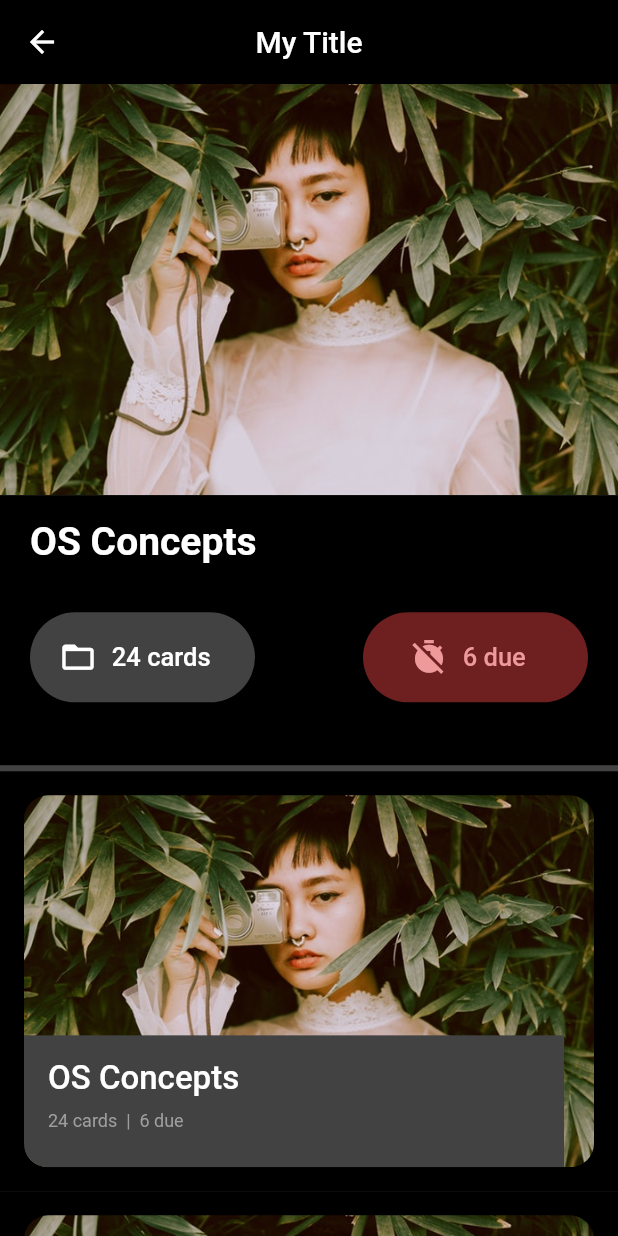
After one commit to victorhmacfer/retrieval_practice, a Flutter app: the screen it shows after launch, after a tap on "OS Concepts", on a phone screen of 412 x 824 dp. The commit adds this screen. Run offline on Flutter 3.47's test engine with Material 2 defaults, Android fonts, the phone set to English and light mode, and no system bars.

Commit message:
working on the deck info screen

```diff
--- a/lib/custom_widgets/deck.dart
+++ b/lib/custom_widgets/deck.dart
@@ -1,4 +1,5 @@
 import 'package:flutter/material.dart';
+import 'package:retrieval_practice/screens/deck_info_screen.dart';
 
 
 
@@ -8,7 +9,15 @@ class Deck extends StatelessWidget {
   @override
   Widget build(BuildContext context) {
 
-    return Container(
+    //TODO: this is temporary
+    return GestureDetector(
+      onTap: () {
+        Navigator.push(
+          context,
+          MaterialPageRoute(builder: (context) => DeckInfoScreen()),
+        );
+      },
+          child: Container(
         padding: EdgeInsets.all(16.0),
         height: 280,
         color: Colors.black,
@@ -62,6 +71,7 @@ class Deck extends StatelessWidget {
             ],
           ),
         ),
+      ),
     );
   }
 }
--- /dev/null
+++ b/lib/custom_widgets/pill_button.dart
@@ -0,0 +1,70 @@
+
+import 'package:flutter/material.dart';
+
+
+class CardTotalPillButton extends StatelessWidget {
+
+  int _totalOfCards;
+
+  CardTotalPillButton(this._totalOfCards);
+
+  @override
+  Widget build(BuildContext context) {
+
+    return Container(
+      height: 60,
+      width: 150,
+      decoration: BoxDecoration(
+        color: Colors.grey[800],
+        borderRadius: BorderRadius.circular(72),
+      ),
+      child: Row(
+        mainAxisAlignment: MainAxisAlignment.center,
+        children: <Widget>[
+          Icon(Icons.folder_open, size: 25,),
+          Padding(
+            padding: EdgeInsets.symmetric(horizontal: 10),
+            //TODO: this should use actual data
+            child: Text('24 cards', style: TextStyle(fontSize: 17, fontWeight: FontWeight.w500),),
+          ),
+        ],
+      ),
+
+    );
+  }
+}
+
+
+class CardsDuePillButton extends StatelessWidget {
+
+  int _dueCards;
+
+  CardsDuePillButton(this._dueCards);
+
+
+  @override
+  Widget build(BuildContext context) {
+    return Container(
+      height: 60,
+      width: 150,
+      decoration: BoxDecoration(
+        color: Color.fromARGB(140, 200, 56, 56),
+        borderRadius: BorderRadius.circular(72),
+      ),
+      child: Row(
+        mainAxisAlignment: MainAxisAlignment.center,
+        children: <Widget>[
+          Icon(Icons.timer_off, size: 25, color: Colors.red[200],),
+          Padding(
+            padding: EdgeInsets.symmetric(horizontal: 10),
+            //TODO: this should use actual data
+            child: Text('6 due', style: TextStyle(fontSize: 17, fontWeight: FontWeight.w500, color: Colors.red[200]),),
+          ),
+        ],
+      ),
+
+    );
+  }
+
+
+}
--- /dev/null
+++ b/lib/screens/deck_info_screen.dart
@@ -0,0 +1,104 @@
+import 'package:flutter/material.dart';
+import 'package:retrieval_practice/custom_widgets/deck.dart';
+import 'package:retrieval_practice/custom_widgets/pill_button.dart';
+
+
+class DeckInfoScreen extends StatefulWidget {
+  @override
+  _DeckInfoScreenState createState() => _DeckInfoScreenState();
+}
+
+class _DeckInfoScreenState extends State<DeckInfoScreen> {
+
+
+  @override
+  void initState() {
+    // TODO: implement initState
+    super.initState();
+  }
+
+  @override
+  Widget build(BuildContext context) {
+    return Scaffold(
+      // floatingActionButton: FloatingActionButton(
+      //   child: Icon(Icons.add),
+      //   onPressed: () {
+      //     print('I pressed the FAB.');
+      //   },
+      // ),
+
+      body: CustomScrollView(
+        slivers: <Widget>[
+          SliverAppBar(
+            expandedHeight: 56.0,
+            backgroundColor: Colors.black,
+            pinned: true,
+            title: Text('My Title'),
+            centerTitle: true,
+          ),
+
+
+
+          SliverList(
+            delegate: SliverChildListDelegate(
+              [ Image.asset('assets/images/asian-woman.jpg', fit: BoxFit.fill,),
+
+
+
+              Container(
+                padding: EdgeInsets.symmetric(horizontal: 20.0),
+                color: Colors.black,
+                height: 180,
+                width: 360,
+                child: Column(
+                  crossAxisAlignment: CrossAxisAlignment.start,
+                  children: <Widget>[
+                    Padding(
+                      padding: const EdgeInsets.symmetric(vertical: 16.0),
+                      child: Text('OS Concepts', style: TextStyle(fontSize: 26, fontWeight: FontWeight.w600),),
+                    ),
+
+                    Padding(
+                      padding: const EdgeInsets.symmetric(vertical: 16.0),
+                      child: Row(
+                        mainAxisAlignment: MainAxisAlignment.spaceBetween,
+                        children: <Widget>[
+                          CardTotalPillButton(24),
+                          CardsDuePillButton(24),
+                        ],
+                      ),
+                    ),
+                  ],
+                ),
+              ),
+
+                myDivider(),
+                Deck(),
+                Deck(),
+              ],
+
+               ),
+          ),
+
+
+
+
+
+        ],
+      ),
+    );
+  }
+}
+
+
+// var sunda = Container(
+//   color: Colors.green,
+//   height: 120,
+// );
+
+Widget myDivider() {
+  return Container(
+    height: 4,
+    color: Colors.grey[800],
+  );
+}
```
Lines whose indentation alone changed are shown as unchanged.
